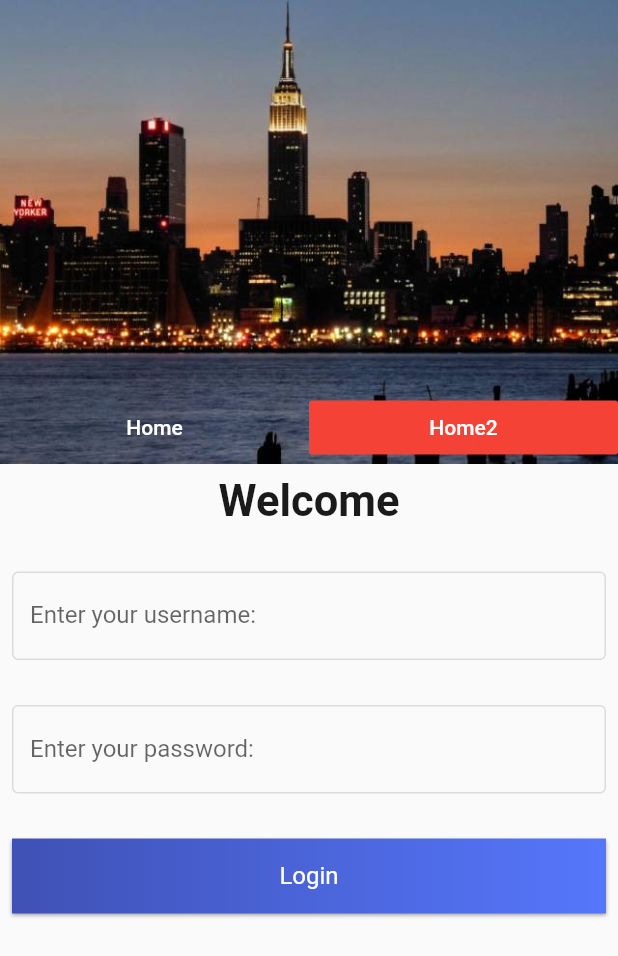
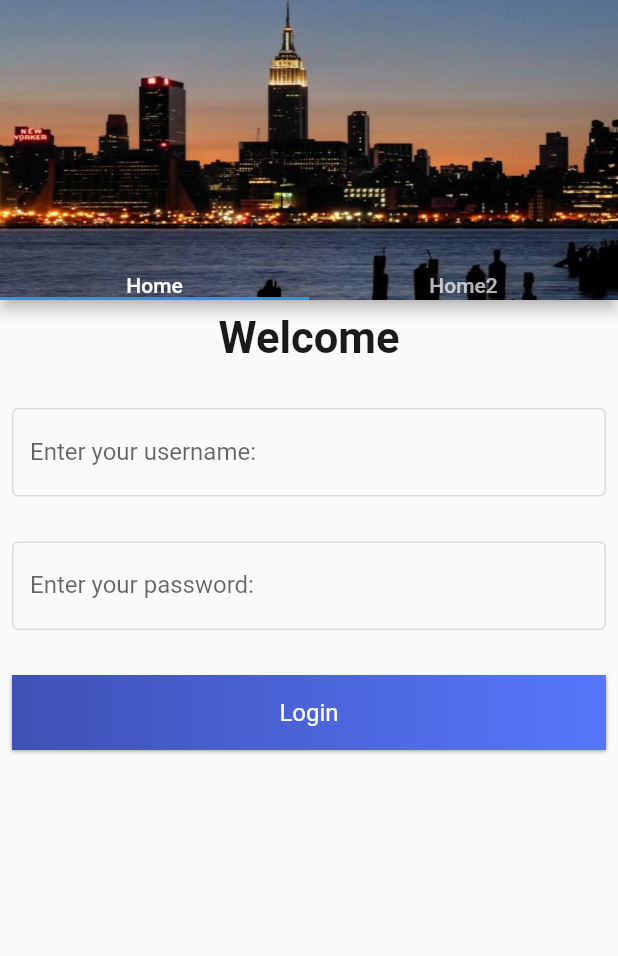
Before and after one commit to VB10/FlutterUIExample, a Flutter app: the screen it shows after launch, on a phone screen of 412 x 824 dp. Shown: the top 956 px of the screen. Run offline on Flutter 3.47's test engine with Material 2 defaults, Android fonts, the phone set to English and light mode, and no system bars; Roboto replaces fonts that are missing (Poppins).

Commit message:
tabbar fix

```diff
--- a/lib/screens/login.dart
+++ b/lib/screens/login.dart
@@ -1,6 +1,6 @@
 import 'package:flutter/material.dart';
-import 'package:oneframe/widgets/segment_page.dart';
 import 'package:oneframe/widgets/tab/header_tab.dart';
+import 'package:oneframe/widgets/tab/tabbar.dart';
 
 import 'home/main.dart';
 
@@ -39,10 +39,9 @@ class _LoginScreenState extends State<LoginScreen> {
       children: <Widget>[
         Expanded(
           flex: 1,
-          child: SegmentPageWidgets(
-            controller: this.controller,
-            headerChildren: this.headerTabWidget,
-            children: this.children,
+          child: TabbarWidget(
+            header: this.headerTabWidget,
+            body: this.children,
           ),
         ),
       ],
--- a/lib/widgets/segment_page.dart
+++ /dev/null
@@ -1,71 +0,0 @@
-import 'package:flutter/material.dart';
-import 'package:oneframe/widgets/tab/header_tab.dart';
-
-class SegmentPageWidgets extends StatefulWidget {
-  SegmentPageWidgets(
-      {Key key,
-      @required this.children,
-      @required this.headerChildren,
-      @required this.controller})
-      : super(key: key);
-
-  final PageController controller;
-  final List<Widget> children;
-  final List<HeaderTabWidget> headerChildren;
-
-  @override
-  _SegmentPageWidgetsState createState() => _SegmentPageWidgetsState();
-}
-
-class _SegmentPageWidgetsState extends State<SegmentPageWidgets> {
-  int _currentIndex = 1;
-
-  Widget headers() {
-    List<Widget> list = new List<Widget>();
-    for (var i = 0; i < widget.children.length; i++) {
-      list.add(Expanded(
-        child: FlatButton(
-          child: widget.headerChildren[i],
-          textColor: Colors.white,
-          color: i == _currentIndex ? Colors.red : Colors.transparent,
-          onPressed: () {
-            this.widget.controller.animateToPage(i,
-                duration: Duration(milliseconds: 300), curve: Curves.easeIn);
-            onPageChange(i);
-          },
-        ),
-      ));
-    }
-    return Stack(
-      children: <Widget>[
-        Image.asset("assets/images/background.jpg", fit: BoxFit.fitHeight),
-        Positioned.fill(
-            left: 0,
-            bottom: 0,
-            child: Align(
-                alignment: Alignment.bottomCenter, child: Row(children: list))),
-      ],
-    );
-  }
-
-  void onPageChange(int val) {
-    setState(() {
-      _currentIndex = val;
-    });
-  }
-
-  @override
-  Widget build(BuildContext context) {
-    return Column(
-      children: <Widget>[
-        headers(),
-        Expanded(
-          child: PageView(
-              onPageChanged: (val) => this.onPageChange(val),
-              controller: this.widget.controller,
-              children: this.widget.children),
-        )
-      ],
-    );
-  }
-}
--- /dev/null
+++ b/lib/widgets/tab/tabbar.dart
@@ -0,0 +1,30 @@
+import 'package:flutter/material.dart';
+
+class TabbarWidget extends StatelessWidget {
+  TabbarWidget({Key key, @required this.body, @required this.header})
+      : super(key: key);
+
+  List<Widget> body;
+  List<Widget> header;
+  @override
+  Widget build(BuildContext context) {
+    return DefaultTabController(
+      length: this.header.length,
+      child: Scaffold(
+        appBar: PreferredSize(
+          preferredSize: Size.fromHeight(200.0),
+          child: AppBar(
+            flexibleSpace:
+                Image.asset("assets/images/background.jpg", fit: BoxFit.fill),
+            bottom: TabBar(
+              tabs: this.header,
+            ),
+          ),
+        ),
+        body: TabBarView(
+          children: this.body,
+        ),
+      ),
+    );
+  }
+}
```
